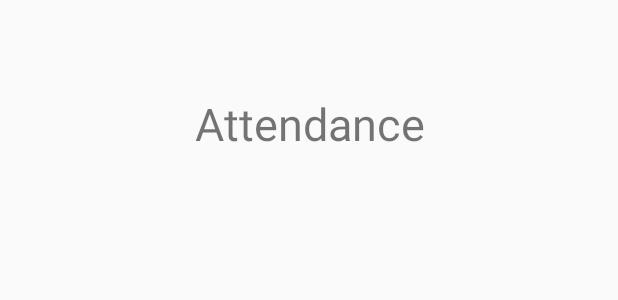
After one commit to ionicc/autonomy_spi, an Android app: the layout activity_attendance.xml on its own in the app's theme, with its tools: preview values and no code run, on a phone screen of 412 x 824 dp. The commit adds this screen. Shown: the top 300 px of the screen. Run offline under Robolectric (Android 15) with nearby library versions, the phone set to English and light mode, and no system bars; network calls fail.

Commit message:
Attendance checking implementation -Attendance checking using custom made adapter and a model class has been been implemented

```diff
--- /dev/null
+++ b/app/src/main/res/layout/activity_attendance.xml
@@ -0,0 +1,33 @@
+<?xml version="1.0" encoding="utf-8"?>
+<RelativeLayout
+    xmlns:android="http://schemas.android.com/apk/res/android"
+    xmlns:app="http://schemas.android.com/apk/res-auto"
+    xmlns:tools="http://schemas.android.com/tools"
+    android:layout_width="match_parent"
+    android:layout_height="match_parent"
+    tools:context="io.chat.spi.Activities.AttendanceActivity">
+
+    <LinearLayout
+        android:layout_width="match_parent"
+        android:layout_height="match_parent"
+        android:weightSum="1"
+        android:orientation="vertical">
+
+        <TextView
+            android:layout_width="match_parent"
+            android:layout_height="match_parent"
+            android:layout_weight="0.8"
+            android:id="@+id/attendance_title"
+            android:text="Attendance"
+            android:gravity="center"
+            android:textSize="30dp"/>
+
+        <ListView
+            android:layout_width="match_parent"
+            android:layout_height="match_parent"
+            android:layout_weight="0.2"
+            android:id="@+id/attendance_listview" />
+
+    </LinearLayout>
+
+</RelativeLayout>
--- a/app/src/main/res/layout/activity_home.xml
+++ b/app/src/main/res/layout/activity_home.xml
@@ -145,7 +145,7 @@
                 android:layout_margin="20dp">
 
                 <Button
-                    android:id="@+id/performance_record"
+                    android:id="@+id/attendance"
                     android:layout_width="match_parent"
                     android:layout_height="match_parent"
                     android:layout_gravity="center"
```
Also changed, not shown: app/src/main/AndroidManifest.xml (+6 -3 lines), app/src/main/java/io/chat/spi/Activities/AttendanceActivity.java (added, +102 -0 lines), app/src/main/java/io/chat/spi/Activities/HomeActivity.java (+8 -3 lines), app/src/main/java/io/chat/spi/Adapters/CustomAdapter.java (added, +65 -0 lines), app/src/main/java/io/chat/spi/Models/Item.java (added, +30 -0 lines), app/src/main/res/layout/list_view_items.xml (added, +25 -0 lines).
